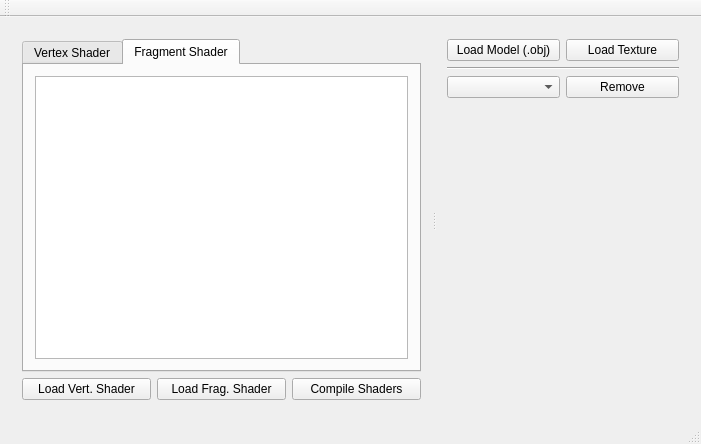
Above: programs/MonitoriaCG1/mainwindow.ui from RicardoBusta/mestrado-bustamante before the change. Below: the same form after it.
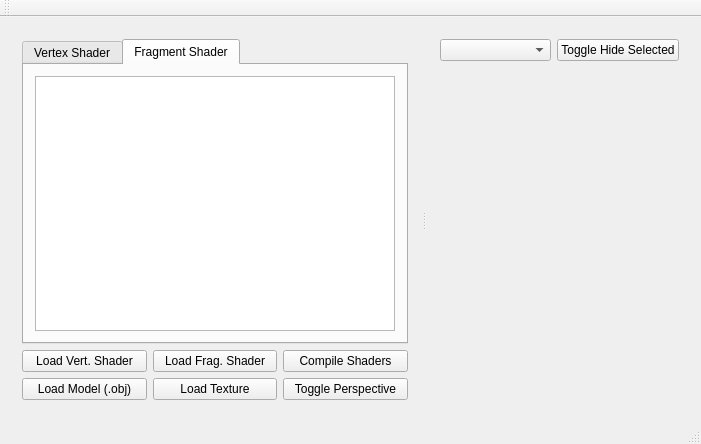
That is the form after the change. Custom widgets are drawn as their Qt base class.

Patch:
```diff
--- a/programs/MonitoriaCG1/mainwindow.ui
+++ b/programs/MonitoriaCG1/mainwindow.ui
@@ -20,6 +20,12 @@
       <property name="orientation">
        <enum>Qt::Horizontal</enum>
       </property>
+      <property name="handleWidth">
+       <number>10</number>
+      </property>
+      <property name="childrenCollapsible">
+       <bool>false</bool>
+      </property>
       <widget class="QWidget" name="verticalLayoutWidget">
        <layout class="QVBoxLayout" name="verticalLayout_3">
         <item>
@@ -74,10 +80,6 @@
           </item>
          </layout>
         </item>
-       </layout>
-      </widget>
-      <widget class="QWidget" name="verticalLayoutWidget_2">
-       <layout class="QVBoxLayout" name="verticalLayout_4" stretch="0,0,0,10">
         <item>
          <layout class="QHBoxLayout" name="horizontalLayout">
           <item>
@@ -94,15 +96,19 @@
             </property>
            </widget>
           </item>
+          <item>
+           <widget class="QPushButton" name="perspective_pushButton">
+            <property name="text">
+             <string>Toggle Perspective</string>
+            </property>
+           </widget>
+          </item>
          </layout>
         </item>
-        <item>
-         <widget class="Line" name="line">
-          <property name="orientation">
-           <enum>Qt::Horizontal</enum>
-          </property>
-         </widget>
-        </item>
+       </layout>
+      </widget>
+      <widget class="QWidget" name="verticalLayoutWidget_2">
+       <layout class="QVBoxLayout" name="verticalLayout_4" stretch="0,10">
         <item>
          <layout class="QHBoxLayout" name="horizontalLayout_4">
           <property name="topMargin">
@@ -114,7 +120,7 @@
           <item>
            <widget class="QPushButton" name="hide_pushButton">
             <property name="text">
-             <string>Remove</string>
+             <string>Toggle Hide Selected</string>
             </property>
            </widget>
           </item>
```
